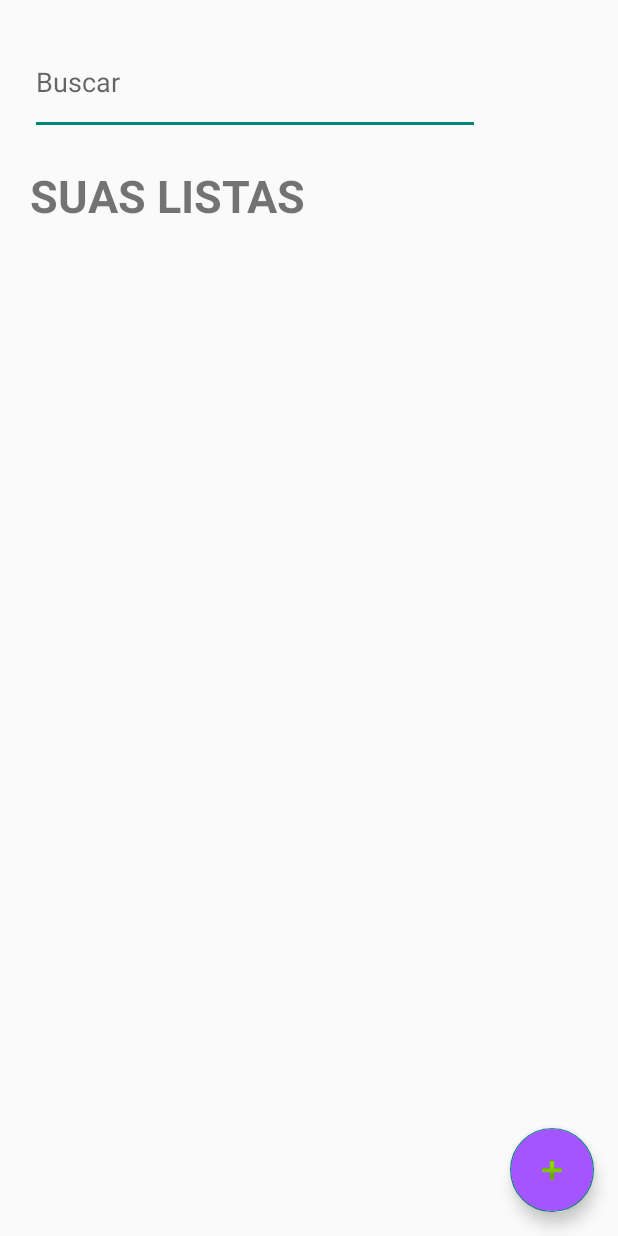
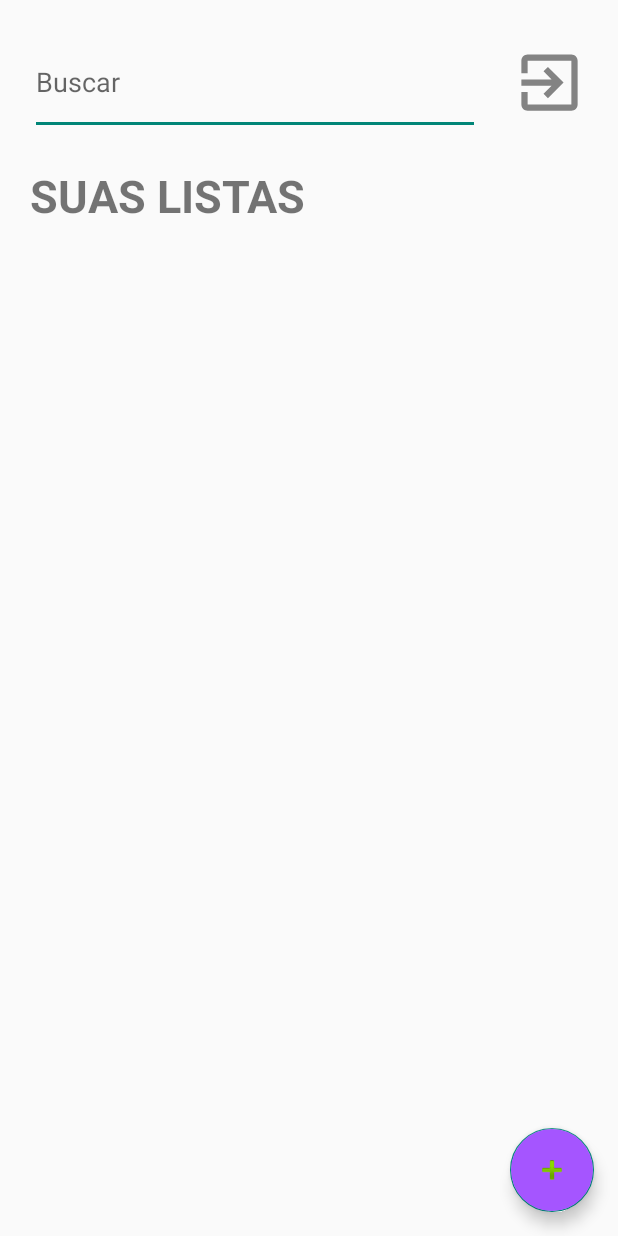
Before and after one commit to RafaelCamilloJorge/lista-compras-android-kotlin, an Android app: the ShoppingListActivity screen opened directly, with no data from a screen before it, on a phone screen of 412 x 824 dp. Run offline under Robolectric (Android 15) with nearby library versions, the phone set to English and light mode, and no system bars.

Commit message:
feature: passando id por parametro

```diff
--- a/app/src/main/java/com/example/listadecompras/feature/manage_list/ManageListViewModel.kt
+++ b/app/src/main/java/com/example/listadecompras/feature/manage_list/ManageListViewModel.kt
@@ -12,7 +12,7 @@ class ManageListViewModel(
         response.fold(onSuccess = {}, onError = { data -> println(data.messageError()) })
     }
 
-    fun getById(id: Int): ShoppingListOfList {
+    fun getById(id: Int): ShoppingListOfList? {
         val response = listRepository.getListsOfListById(id)
         return response.fold(
             onSuccess = { data -> data },
--- a/app/src/main/java/com/example/listadecompras/feature/shopping_lists/ShoppingListActivity.kt
+++ b/app/src/main/java/com/example/listadecompras/feature/shopping_lists/ShoppingListActivity.kt
@@ -94,7 +94,7 @@ class ShoppingListActivity : ComponentActivity() {
 
     private fun editItem(list: ShoppingListOfList) {
         val intent = Intent(this, ManageListActivity::class.java)
-        intent.putExtra("listData", list)
+        intent.putExtra("listId", list.getIdList())
         startActivityForResult(intent, 1)
     }
 
--- a/app/src/main/res/layout/activity_shopping_list.xml
+++ b/app/src/main/res/layout/activity_shopping_list.xml
@@ -17,6 +17,17 @@
         app:layout_constraintStart_toStartOf="parent"
         app:layout_constraintTop_toTopOf="parent"
         android:hint="Buscar"
+        />
+
+    <ImageView
+        android:id="@+id/exit_button"
+        android:layout_width="50dp"
+        android:layout_height="50dp"
+        android:src="@drawable/ic_exit"
+        app:layout_constraintStart_toEndOf="@+id/search_field"
+        app:layout_constraintTop_toTopOf="@id/search_field"
+        app:layout_constraintBottom_toBottomOf="@id/search_field"
+        app:layout_constraintEnd_toEndOf="parent"
         />
 
     <TextView
```
Also changed, not shown: app/src/main/java/com/example/listadecompras/feature/manage_list/ManageListActivity.kt (+9 -7 lines), app/src/main/res/layout/activity_shopping_item.xml (+0 -10 lines).
